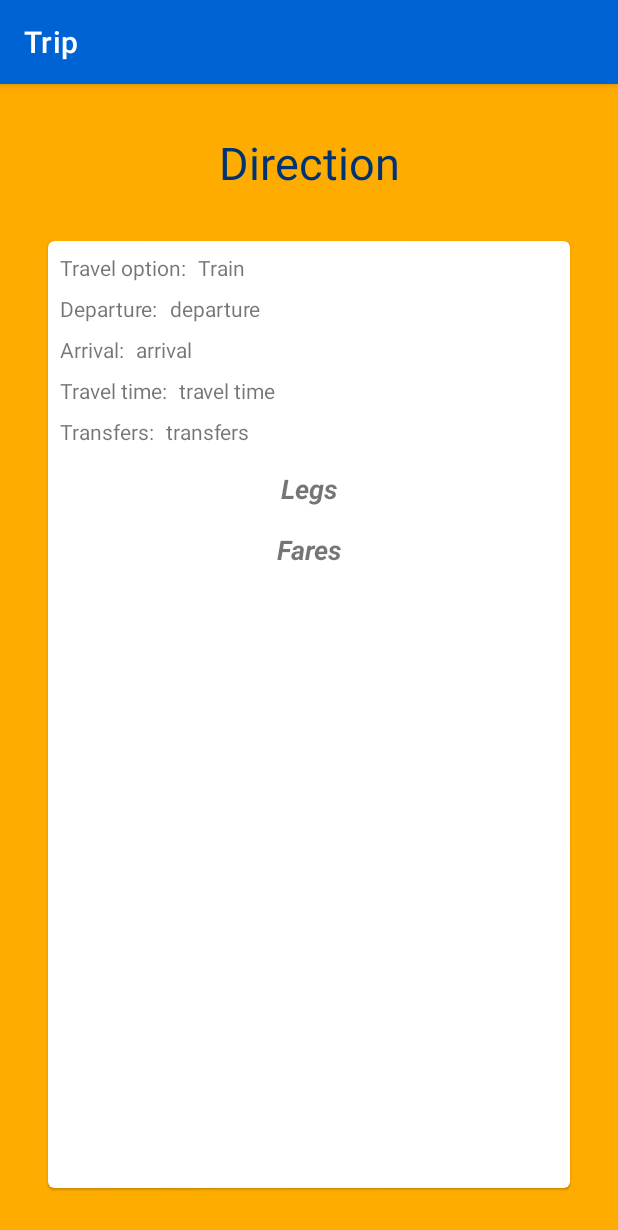
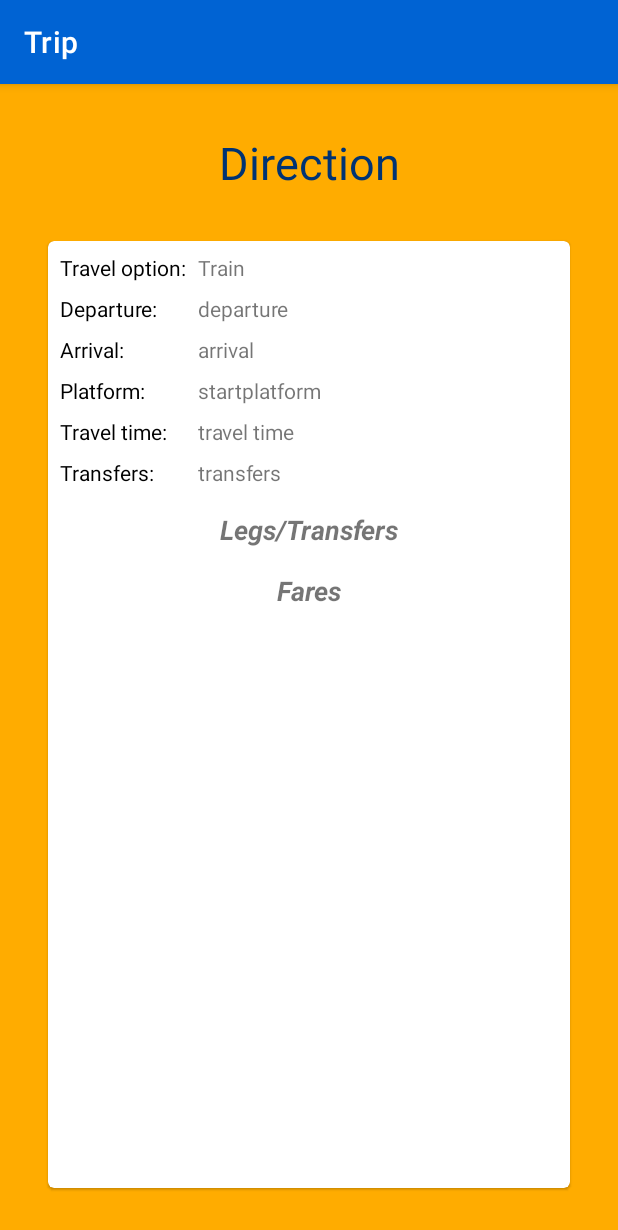
Before and after one commit to buracc/ov-app, an Android app: the TripActivity screen opened directly, with no data from a screen before it, on a phone screen of 412 x 824 dp. Shown: the top 1230 px of the screen. Run offline under Robolectric (Android 15) with nearby library versions, the phone set to English and light mode, and no system bars; network calls fail.

Commit message:
Prettify UI, add startplatform to trip view

```diff
--- a/app/src/main/java/dev/burak/ovapp/model/trips/adapters/TripAdapter.kt
+++ b/app/src/main/java/dev/burak/ovapp/model/trips/adapters/TripAdapter.kt
@@ -9,6 +9,9 @@ import dev.burak.ovapp.R
 import dev.burak.ovapp.model.trips.Trip
 import dev.burak.ovapp.util.DateUtil
 import kotlinx.android.synthetic.main.search_card.view.*
+import kotlinx.android.synthetic.main.search_card.view.tvArrival
+import kotlinx.android.synthetic.main.search_card.view.tvDeparture
+import kotlinx.android.synthetic.main.trip_main.view.*
 
 class TripAdapter(
     val trips: List<Trip>,
--- a/app/src/main/java/dev/burak/ovapp/ui/search/trip/TripActivity.kt
+++ b/app/src/main/java/dev/burak/ovapp/ui/search/trip/TripActivity.kt
@@ -33,6 +33,7 @@ class TripActivity : AppCompatActivity() {
                 val arrivalTime = DateUtil.parseString(trip.getArrivalTime())
                 val diffMinutes = DateUtil.getTravelTimeMinutes(departureTime, arrivalTime)
 
+                tvStartPlatform.text = trip.getStartPlatform()
                 tvDeparture.text = DateUtil.toTimeString(trip.getDepartureTime())
                 tvArrival.text = DateUtil.toTimeString(trip.getArrivalTime())
                 tvTravelTime.text = "$diffMinutes minutes"
--- a/app/src/main/res/layout/trip_main.xml
+++ b/app/src/main/res/layout/trip_main.xml
@@ -46,7 +46,7 @@
                     android:layout_marginTop="8dp"
                     android:text="Travel option:"
                     app:layout_constraintStart_toStartOf="parent"
-                    app:layout_constraintTop_toTopOf="parent"/>
+                    app:layout_constraintTop_toTopOf="parent" android:textColor="@android:color/black"/>
 
             <TextView
                     android:id="@+id/tvTravelOption"
@@ -66,17 +66,16 @@
                     android:layout_marginTop="8dp"
                     android:text="Departure:"
                     app:layout_constraintStart_toStartOf="parent"
-                    app:layout_constraintTop_toBottomOf="@+id/textView5"/>
+                    app:layout_constraintTop_toBottomOf="@+id/textView5" android:textColor="@android:color/black"/>
 
             <TextView
                     android:id="@+id/tvDeparture"
                     android:layout_width="wrap_content"
                     android:layout_height="wrap_content"
-                    android:layout_marginStart="8dp"
                     android:layout_marginTop="8dp"
                     android:text="departure"
-                    app:layout_constraintStart_toEndOf="@+id/textView7"
-                    app:layout_constraintTop_toBottomOf="@+id/tvTravelOption"/>
+                    app:layout_constraintTop_toBottomOf="@+id/tvTravelOption"
+                    app:layout_constraintStart_toStartOf="@+id/tvTravelOption"/>
 
             <TextView
                     android:id="@+id/textView9"
@@ -86,37 +85,34 @@
                     android:layout_marginTop="8dp"
                     android:text="Arrival:"
                     app:layout_constraintStart_toStartOf="parent"
-                    app:layout_constraintTop_toBottomOf="@+id/textView7"/>
+                    app:layout_constraintTop_toBottomOf="@+id/textView7" android:textColor="@android:color/black"/>
 
             <TextView
                     android:id="@+id/tvArrival"
                     android:layout_width="wrap_content"
                     android:layout_height="wrap_content"
-                    android:layout_marginStart="8dp"
                     android:layout_marginTop="8dp"
                     android:text="arrival"
-                    app:layout_constraintStart_toEndOf="@+id/textView9"
-                    app:layout_constraintTop_toBottomOf="@+id/tvDeparture"/>
+                    app:layout_constraintTop_toBottomOf="@+id/tvDeparture"
+                    app:layout_constraintStart_toStartOf="@+id/tvDeparture"/>
 
             <TextView
                     android:id="@+id/textView11"
                     android:layout_width="wrap_content"
                     android:layout_height="wrap_content"
                     android:layout_marginStart="8dp"
-                    android:layout_marginTop="8dp"
                     android:text="Travel time:"
                     app:layout_constraintStart_toStartOf="parent"
-                    app:layout_constraintTop_toBottomOf="@+id/textView9"/>
+                    app:layout_constraintTop_toBottomOf="@+id/tvPlatformLabel" android:layout_marginTop="8dp"
+                    android:textColor="@android:color/black"/>
 
             <TextView
                     android:id="@+id/tvTravelTime"
                     android:layout_width="wrap_content"
                     android:layout_height="wrap_content"
-                    android:layout_marginStart="8dp"
-                    android:layout_marginTop="8dp"
                     android:text="travel time"
-                    app:layout_constraintStart_toEndOf="@+id/textView11"
-                    app:layout_constraintTop_toBottomOf="@+id/tvArrival"/>
+                    app:layout_constraintTop_toTopOf="@+id/textView11"
+                    app:layout_constraintStart_toStartOf="@+id/tvStartPlatform"/>
 
             <TextView
                     android:id="@+id/textView13"
@@ -126,17 +122,23 @@
                     android:layout_marginTop="8dp"
                     android:text="Transfers:"
                     app:layout_constraintStart_toStartOf="parent"
-                    app:layout_constraintTop_toBottomOf="@+id/textView11"/>
+                    app:layout_constraintTop_toBottomOf="@+id/textView11" android:textColor="@android:color/black"/>
 
             <TextView
                     android:id="@+id/tvTransferCount"
                     android:layout_width="wrap_content"
                     android:layout_height="wrap_content"
-                    android:layout_marginStart="8dp"
-                    android:layout_marginTop="8dp"
                     android:text="transfers"
-                    app:layout_constraintStart_toEndOf="@+id/textView13"
-                    app:layout_constraintTop_toBottomOf="@+id/tvTravelTime"/>
+                    app:layout_constraintTop_toTopOf="@+id/textView13"
+                    app:layout_constraintStart_toStartOf="@+id/tvTravelTime"/>
+            <TextView
+                    android:id="@+id/tvPlatformLabel"
+                    android:layout_width="wrap_content"
+                    android:layout_height="wrap_content"
+                    android:text="Platform:"
+                    app:layout_constraintTop_toBottomOf="@+id/textView9" app:layout_constraintStart_toStartOf="parent"
+                    android:layout_marginStart="8dp" android:layout_marginTop="8dp"
+                    android:textColor="@android:color/black"/>
             <ScrollView
                     android:id="@+id/scrollView"
                     android:layout_width="0dp"
@@ -155,7 +157,7 @@
                             android:id="@+id/tvTransfers"
                             android:layout_width="wrap_content"
                             android:layout_height="wrap_content"
-                            android:text="Legs"
+                            android:text="Legs/Transfers"
                             android:textSize="18sp"
                             android:textStyle="bold|italic"
                             app:layout_constraintEnd_toEndOf="parent"
@@ -211,6 +213,12 @@
                     </com.google.android.material.card.MaterialCardView>
                 </androidx.constraintlayout.widget.ConstraintLayout>
             </ScrollView>
+            <TextView
+                    android:text="startplatform"
+                    android:layout_width="wrap_content"
+                    android:layout_height="wrap_content" android:id="@+id/tvStartPlatform"
+                    app:layout_constraintTop_toBottomOf="@+id/tvArrival" android:layout_marginTop="8dp"
+                    app:layout_constraintStart_toStartOf="@+id/tvArrival"/>
         </androidx.constraintlayout.widget.ConstraintLayout>
     </com.google.android.material.card.MaterialCardView>
 
```
Also changed, not shown: app/src/main/res/layout/fare_card.xml (+6 -10 lines), app/src/main/res/layout/stop_card.xml (+4 -3 lines).
